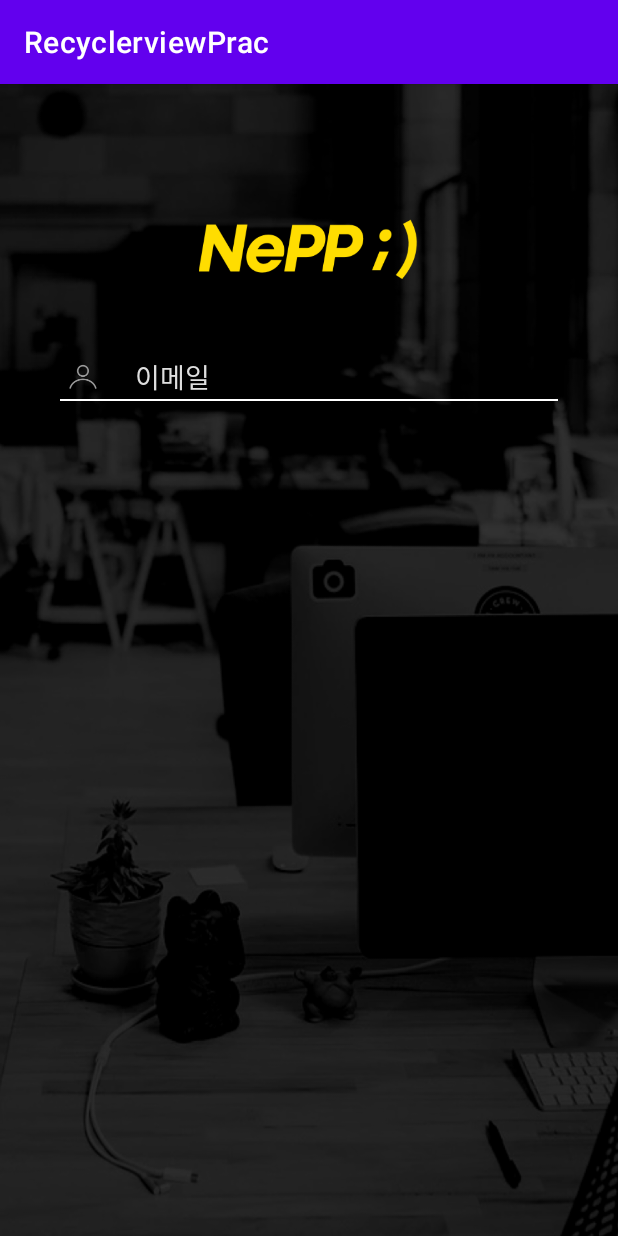
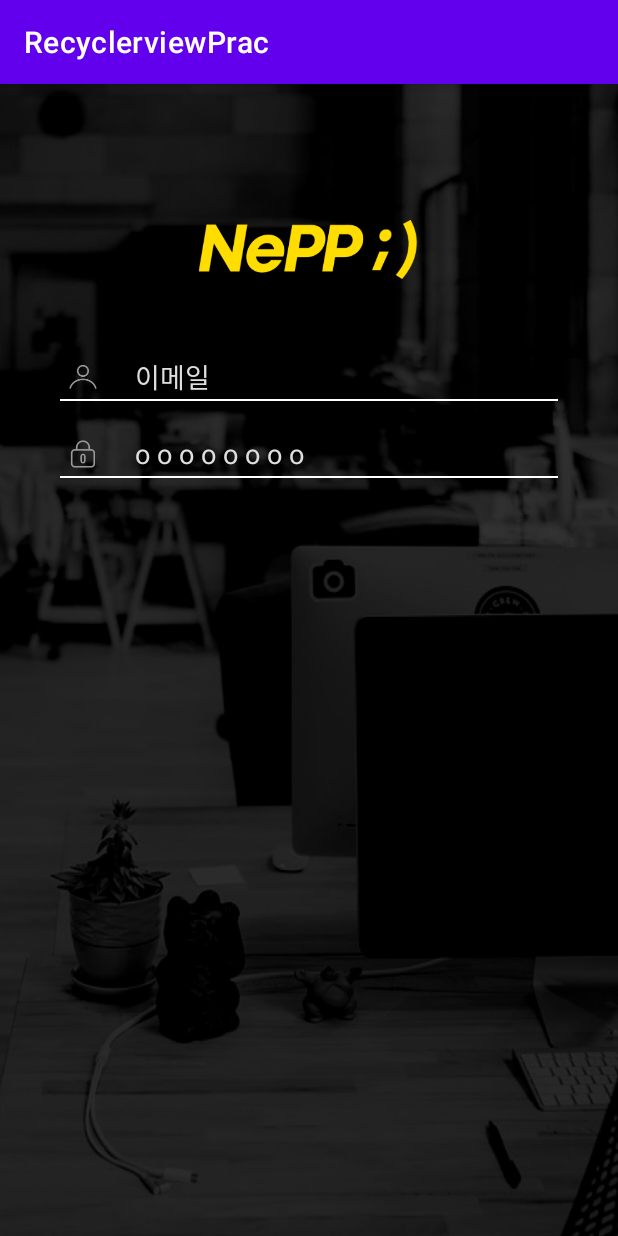
Before and after one commit to KIMMKyungsik/TestPractice_layout, an Android app: the screen it shows after launch (MainActivity), on a phone screen of 412 x 824 dp. Run offline under Robolectric (Android 15) with nearby library versions, the phone set to English and light mode, and no system bars.

Commit message:
패스워드 화면

```diff
--- a/app/src/main/res/layout/activity_main.xml
+++ b/app/src/main/res/layout/activity_main.xml
@@ -47,6 +47,7 @@
                 android:layout_height="wrap_content"
                 android:layout_marginStart="20dp"
                 android:background="#00000000"
+                android:inputType="textEmailAddress"
                 android:hint="이메일"
                 android:textColor="@color/white"
                 android:textColorHint="#DFDFDF" />
@@ -62,5 +63,45 @@
 
     </LinearLayout>
 
+    <LinearLayout
+        android:layout_width="match_parent"
+        android:layout_height="wrap_content"
+        android:orientation="vertical">
+
+        <LinearLayout
+            android:layout_width="match_parent"
+            android:layout_height="wrap_content"
+            android:gravity="center_vertical"
+            android:layout_marginTop="20dp"
+            android:orientation="horizontal">
+
+            <ImageView
+                android:layout_width="30dp"
+                android:layout_height="30dp"
+                android:padding="5dp"
+                android:src="@drawable/password_icon"/>
+
+            <EditText
+                android:layout_width="match_parent"
+                android:layout_height="wrap_content"
+                android:layout_marginStart="20dp"
+                android:background="#00000000"
+                android:inputType="textPassword"
+                android:hint="o o o o o o o o"
+                android:textColor="@color/white"
+                android:textColorHint="#DFDFDF" />
+
+        </LinearLayout>
+
+
+        <TextView
+            android:layout_width="match_parent"
+            android:layout_height="1dp"
+            android:background="@color/white" />
+
+
+    </LinearLayout>
+
+
 
 </LinearLayout>
```
